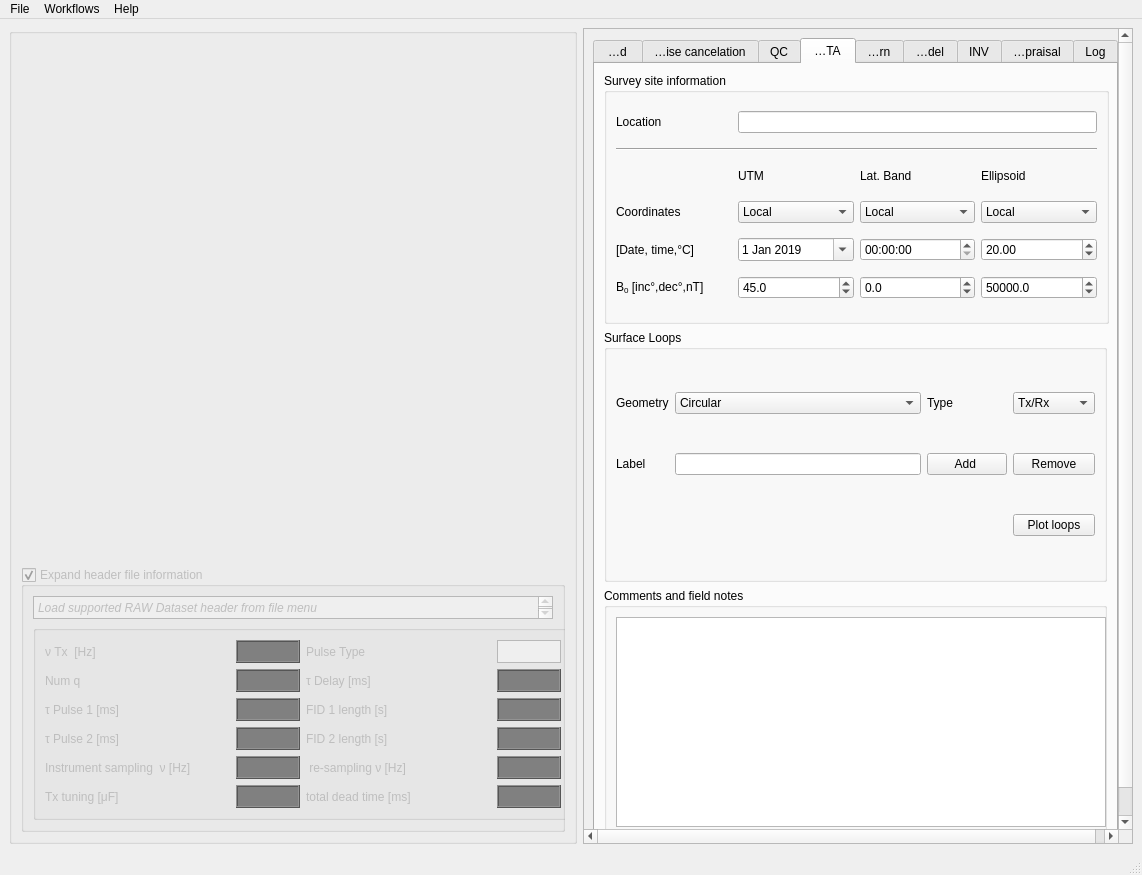
The window that akvo/gui/main.ui (LemmaSoftware/akvo) describes before a commit, drawn with Qt 5.
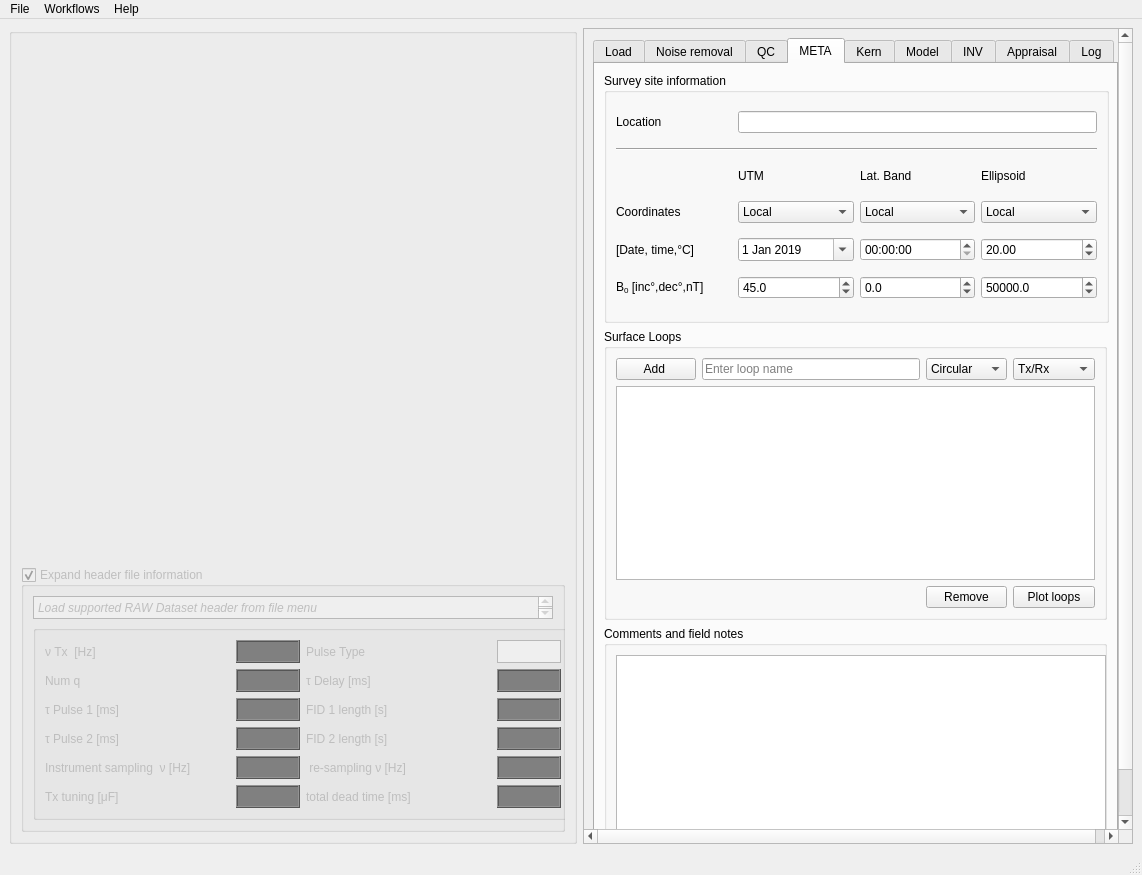
The same window after the commit. The open tabs and pages were chosen to show the change. Custom widgets are drawn as their Qt base class.

Commit message: Adding GUI functionality, mainly in loops. Also, new logo plot.

Patch:
```diff
--- a/akvo/gui/main.ui
+++ b/akvo/gui/main.ui
@@ -1653,7 +1653,7 @@
           </widget>
           <widget class="QWidget" name="NCTab">
            <attribute name="title">
-            <string>Noise cancelation</string>
+            <string>Noise removal</string>
            </attribute>
            <attribute name="toolTip">
             <string>&lt;html&gt;&lt;head/&gt;&lt;body&gt;&lt;p&gt;This tab contains noise cancellation algorithms. The frequency-domain algorithm is often less effective than the time domain approach. We often discourage using the frequency domain algorithm. &lt;/p&gt;&lt;/body&gt;&lt;/html&gt;</string>
@@ -3527,15 +3527,15 @@
               <property name="title">
                <string>Surface Loops</string>
               </property>
-              <layout class="QGridLayout" name="gridLayout_17">
-               <item row="1" column="0">
-                <widget class="QLabel" name="label_58">
+              <layout class="QGridLayout" name="gridLayout_2">
+               <item row="2" column="2">
+                <widget class="QPushButton" name="removeLoopButton">
                  <property name="text">
-                  <string>Label</string>
+                  <string>Remove</string>
                  </property>
                 </widget>
                </item>
-               <item row="0" column="5">
+               <item row="0" column="3">
                 <widget class="QComboBox" name="loopType">
                  <item>
                   <property name="text">
@@ -3559,13 +3559,10 @@
                  </item>
                 </widget>
                </item>
-               <item row="1" column="2">
-                <widget class="QLineEdit" name="loopLabel"/>
-               </item>
                <item row="0" column="0">
-                <widget class="QLabel" name="label_54">
+                <widget class="QPushButton" name="addLoopButton">
                  <property name="text">
-                  <string>Geometry</string>
+                  <string>Add </string>
                  </property>
                 </widget>
                </item>
@@ -3598,31 +3595,20 @@
                  </item>
                 </widget>
                </item>
-               <item row="2" column="5">
+               <item row="1" column="0" colspan="4">
+                <widget class="QTableWidget" name="txRxTable"/>
+               </item>
+               <item row="2" column="3">
                 <widget class="QPushButton" name="plotLoops">
                  <property name="text">
                   <string>Plot loops</string>
                  </property>
                 </widget>
                </item>
-               <item row="1" column="5">
-                <widget class="QPushButton" name="removeLoopButton">
-                 <property name="text">
-                  <string>Remove</string>
-                 </property>
-                </widget>
-               </item>
-               <item row="1" column="4">
-                <widget class="QPushButton" name="addLoopButton">
-                 <property name="text">
-                  <string>Add </string>
-                 </property>
-                </widget>
-               </item>
-               <item row="0" column="4">
-                <widget class="QLabel" name="label_60">
-                 <property name="text">
-                  <string>Type</string>
+               <item row="0" column="1">
+                <widget class="QLineEdit" name="loopLabel">
+                 <property name="placeholderText">
+                  <string>Enter loop name</string>
                  </property>
                 </widget>
                </item>
```
Left out of the diff: 4 changed lines with no effect on the pictures. The commit also changes 4 other files.
